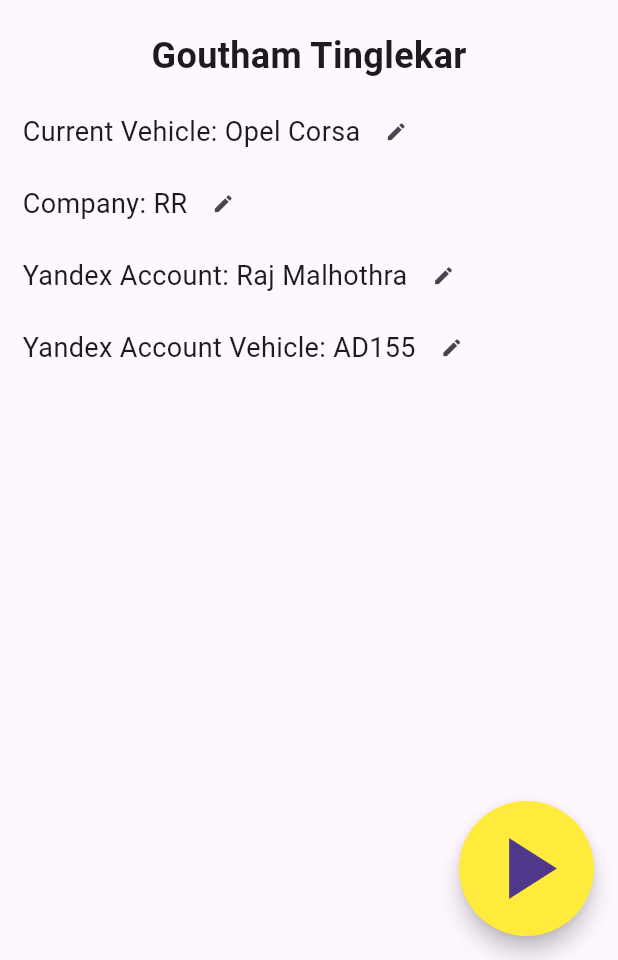
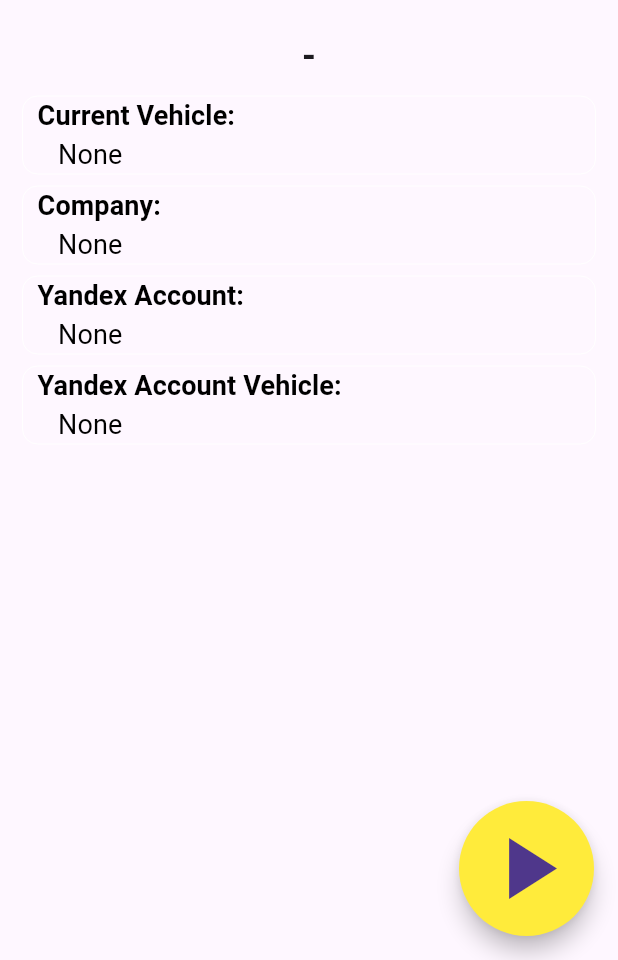
Before and after one commit to 47Goutham/driver_app, a Flutter app: the Home screen opened directly, on a phone screen of 412 x 824 dp, the part 276-1236 px from its top. Run offline on Flutter 3.47's test engine with Material 3 defaults, Android fonts, the phone set to English and light mode, and no system bars; our stand-ins replace firebase_auth, firebase_core, firebase_database, flutter_spinkit, pin_code_fields; accounts and stored records are empty.

Commit message:
working on realtime dabase

```diff
--- a/lib/models/vehicle.dart
+++ b/lib/models/vehicle.dart
@@ -4,20 +4,29 @@ class Vehicle {
   String brand;
   String model;
   late String type;
+  late String name;
+
 
   Vehicle({required this.id,required this.licenseNo,required this.brand,required this.model}){
 
     if(brand == 'Bike') {
       type = 'Bike';
+      name = licenseNo;
     } else if ( brand == 'Hyundai' &&  model == 'Solaris'){
       type = 'OnFoot';
+      name = 'OnFoot';
     }else {
       type = 'Car';
+      name = '$licenseNo $brand $model';
     }
+
+
 
   }
 
 
 
 
+
+
 }
--- a/lib/ui/screens/home/company_selection_page.dart
+++ b/lib/ui/screens/home/company_selection_page.dart
@@ -3,6 +3,8 @@ import 'package:driver_app/ui/screens/home/vehicle_selection_page.dart';
 import 'package:flutter/material.dart';
 
 import 'package:driver_app/ui/widgets/user_data_inherited_widget.dart';
+
+import 'home.dart';
 
 class CompanySelectionPage extends StatelessWidget {
   const CompanySelectionPage({super.key});
@@ -65,7 +67,7 @@ class CompanySelectionPage extends StatelessWidget {
                         var offsetAnimation = animation.drive(tween);
                         return SlideTransition(
                             position: offsetAnimation,
-                            child: const VehicleSelectionPage()
+                            child: UserDataInheritedWidget.of(context).userData.currentVehicleReal == null ? const VehicleSelectionPage() : Home()
                         );
                       },
                       transitionDuration: const Duration(milliseconds: 300), // Increase the duration to slow down the animation
--- a/lib/ui/screens/home/home.dart
+++ b/lib/ui/screens/home/home.dart
@@ -1,7 +1,10 @@
+import 'package:driver_app/UI/screens/home/company_selection_page.dart';
+import 'package:driver_app/UI/screens/home/rr_account_selection_page.dart';
+import 'package:driver_app/ui/screens/home/vehicle_selection_page.dart';
+import 'package:driver_app/ui/widgets/customer_outline_button.dart';
 import 'package:flutter/material.dart';
 
 import 'package:driver_app/ui/widgets/user_data_inherited_widget.dart';
-
 
 class Home extends StatefulWidget {
   const Home({super.key});
@@ -11,146 +14,72 @@ class Home extends StatefulWidget {
 }
 
 class _HomeState extends State<Home> {
-
-
-
   @override
   void initState() {
     super.initState();
-
-
-
   }
-
 
   @override
   Widget build(BuildContext context) {
-
-    UserDataInheritedWidget.of(context).userData.nameReal = 'Goutham tinglekar';
     return Scaffold(
-      appBar:  AppBar(
+      appBar: AppBar(
         title: const Text('Home'),
         backgroundColor: Colors.yellow,
-        titleTextStyle: const TextStyle(
-            color: Colors.black54, fontSize: 20, fontFamily: 'Roboto'),
-        actions: [
-          Hero(tag: 'hero_logo',
-              child: Image.asset('assets/images/logo.png'))
-        ],
+        titleTextStyle: const TextStyle(color: Colors.black54, fontSize: 20, fontFamily: 'Roboto'),
+        actions: [Hero(tag: 'hero_logo', child: Image.asset('assets/images/logo.png'))],
       ),
-     body:
-
-     Padding(
-      padding: EdgeInsets.symmetric(vertical: 8,horizontal: 15),
+      body: Padding(
+        padding: const EdgeInsets.symmetric(vertical: 8, horizontal: 15),
         child: Center(
           child: Column(
             mainAxisAlignment: MainAxisAlignment.start,
             children: [
-        CircleAvatar(
+              const CircleAvatar(
                 radius: 60,
                 backgroundImage: AssetImage('assets/images/logo.png'), // Add your driver's avatar image
               ),
-        SizedBox(height: 20),
+              const SizedBox(height: 20),
               Text(
-        'Goutham Tinglekar',
-        style: TextStyle(
+                UserDataInheritedWidget.of(context).userData.nameReal ?? '-',
+                style: const TextStyle(
                   fontSize: 24,
                   fontWeight: FontWeight.bold,
                 ),
               ),
-        SizedBox(height: 10),
-          Row(
-          mainAxisAlignment: MainAxisAlignment.start,
-          children: [
-            Text(
-            'Current Vehicle: Opel Corsa',
-            style: TextStyle(
-            fontSize: 18,
+              const SizedBox(height: 10),
+              CustomOutlineButton(nextWidget: const VehicleSelectionPage(), label: 'Current Vehicle', subLabel: UserDataInheritedWidget.of(context).userData.currentVehicleReal?.name ?? 'None'),
+              const SizedBox(
+                height: 8,
+              ),
+              CustomOutlineButton(nextWidget: const CompanySelectionPage(), label: 'Company', subLabel: UserDataInheritedWidget.of(context).userData.workingCompany ?? 'None'),
+              const SizedBox(
+                height: 8,
+              ),
+              CustomOutlineButton(nextWidget: const AccountSelectionPage(), label: 'Yandex Account', subLabel: UserDataInheritedWidget.of(context).userData.nameInYandex ?? 'None'),
+              const SizedBox(
+                height: 8,
+              ),
+
+              CustomOutlineButton(nextWidget: null, label: 'Yandex Account Vehicle', subLabel: UserDataInheritedWidget.of(context).userData.currentVehicleInYandex?.name??'None')
+            ],
           ),
         ),
-            IconButton(
-              icon: Icon(Icons.edit,size: 15),
-              onPressed: () {
-                // Add your edit functionality here
-              },
       ),
-          ],
-        ),
-          Row(
-            mainAxisAlignment: MainAxisAlignment.start,
-            children: [
-              Text(
-                'Company: RR',
-                style: TextStyle(
-                  fontSize: 18,
-                ),
-              ),
-              IconButton(
-                icon: Icon(Icons.edit,size: 15),
-                onPressed: () {
-                  // Add your edit functionality here
-                },
-              ),
-            ],
-          ),
-          Row(
-            mainAxisAlignment: MainAxisAlignment.start,
-            children: [
-              Text(
-                'Yandex Account: Raj Malhothra',
-                style: TextStyle(
-                  fontSize: 18,
-                ),
-              ),
-              IconButton(
-                icon: Icon(Icons.edit,size: 15),
-                onPressed: () {
-                  // Add your edit functionality here
-                },
-              ),
-            ],
-          ),
-          Row(
-            mainAxisAlignment: MainAxisAlignment.start,
-            children: [
-              Text(
-                'Yandex Account Vehicle: AD155',
-                style: TextStyle(
-                  fontSize: 18,
-                ),
-              ),
-              IconButton(
-                icon: Icon(Icons.edit,size: 15),
-                onPressed: () {
-                  // Add your edit functionality here
-                },
-              ),
-            ],
-          ),
-
-        ],),
-      ),
-    ),
-
-
-      floatingActionButton:  SizedBox(
+      floatingActionButton: SizedBox(
         width: 90,
         height: 90,
         child: FloatingActionButton(
           onPressed: () {
-            setState(() {
-
-            });
+            print(UserDataInheritedWidget.of(context).userData);
           },
-         // foregroundColor: customizations[index].$1,
           backgroundColor: Colors.yellow,
           shape: CircleBorder(),
-          child: Icon(Icons.play_arrow,size: 70,),
-
+          child: Icon(
+            Icons.play_arrow,
+            size: 70,
           ),
         ),
-
-
+      ),
     );
   }
 }
--- /dev/null
+++ b/lib/ui/widgets/customer_outline_button.dart
@@ -0,0 +1,59 @@
+import 'package:flutter/material.dart';
+
+class CustomOutlineButton extends StatelessWidget {
+  final Widget? nextWidget;
+  final String label;
+  final String subLabel;
+  const CustomOutlineButton({super.key, required this.nextWidget, required this.label, required this.subLabel});
+
+  @override
+  Widget build(BuildContext context) {
+    return OutlinedButton(
+      onLongPress: () {
+        nextWidget != null ?
+        Navigator.of(context).pushReplacement(
+          PageRouteBuilder<void>(
+            pageBuilder: (BuildContext context, Animation<double> animation, Animation<double> secondaryAnimation) {
+              const begin = 0.0;
+              const end = 1.0;
+              var curve = Curves.easeInOut;
+              var tween = Tween(begin: begin, end: end).chain(CurveTween(curve: curve));
+
+              var offsetAnimation = animation.drive(tween);
+              return ScaleTransition(scale: offsetAnimation, child: nextWidget);
+            },
+            transitionDuration: Duration(milliseconds: 500), // Increase the duration to slow down the animation
+          ),
+        ) : null;
+      },
+      onPressed: () {},
+      style: ButtonStyle(
+        shape: MaterialStatePropertyAll(RoundedRectangleBorder(borderRadius: BorderRadius.circular(10.0))),
+        side: MaterialStateProperty.all<BorderSide>(const BorderSide(color: Colors.white,width: 0)),
+        foregroundColor: MaterialStateProperty.all<Color>(Colors.black),
+        padding: MaterialStateProperty.all<EdgeInsets>(const EdgeInsets.symmetric(vertical: 0, horizontal: 10)),
+        overlayColor: MaterialStateProperty.all<Color>(Colors.yellow.shade300),
+      ),
+
+      child: Column(
+        crossAxisAlignment: CrossAxisAlignment.start,
+        children: [
+          Text(
+            '$label:',
+            style: const TextStyle(fontSize: 18, fontWeight: FontWeight.bold),
+          ),
+          Align(
+            alignment: Alignment.centerLeft,
+            child: Text(
+              '   $subLabel',
+              style: const TextStyle(
+                fontSize: 18,
+                fontWeight: FontWeight.normal
+              ),
+            ),
+          ),
+        ],
+      ),
+    );
+  }
+}
--- a/lib/ui/widgets/home_wrapper.dart
+++ b/lib/ui/widgets/home_wrapper.dart
@@ -15,6 +15,10 @@ class HomeWrapper extends StatelessWidget {
   @override
   Widget build(BuildContext context) {
 
+    UserDataInheritedWidget.of(context).userData.uid = FirebaseAuthService.currentFirebaseUser()!.uid ;
+    UserDataInheritedWidget.of(context).userData.nameReal = FirebaseAuthService.currentFirebaseUser()!.displayName ;
+    UserDataInheritedWidget.of(context).userData.phoneNumberReal = FirebaseAuthService.currentFirebaseUser()!.phoneNumber ;
+
     return FirebaseAuthService.currentFirebaseUser()!.displayName == null ? UserNameInputPage() : CompanySelectionPage()  ;
   }
 }
--- a/lib/ui/widgets/wrapper.dart
+++ b/lib/ui/widgets/wrapper.dart
@@ -2,8 +2,6 @@ import 'package:driver_app/services/auth.dart';
 import 'package:driver_app/ui/widgets/home_wrapper.dart';
 import 'package:flutter/material.dart';
 
-import 'package:driver_app/ui/screens/home/vehicle_selection_page.dart';
-import 'package:driver_app/ui/screens/home/home.dart';
 import 'authentication.dart';
 
 
@@ -12,7 +10,7 @@ class Wrapper extends StatelessWidget {
 
   @override
   Widget build(BuildContext context) {
-    return  Home();
-   // return FirebaseAuthService.currentFirebaseUser() == null ? const Authentication() :  HomeWrapper() ;
+
+    return FirebaseAuthService.currentFirebaseUser() == null ? const Authentication() :  HomeWrapper() ;
   }
 }
--- a/pubspec.yaml
+++ b/pubspec.yaml
@@ -41,6 +41,7 @@ dependencies:
   firebase_core: ^2.16.0
 
   pin_code_fields: ^8.0.1
+  firebase_database: ^10.4.0
 
 
 
```
Also changed, not shown: lib/services/database.dart (added, +8 -0 lines), lib/services/helper_functions.dart (+5 -4 lines), lib/ui/screens/home/vehicle_selection_page.dart (+1 -61 lines), pubspec.lock. Lines whose indentation alone changed are shown as unchanged.
